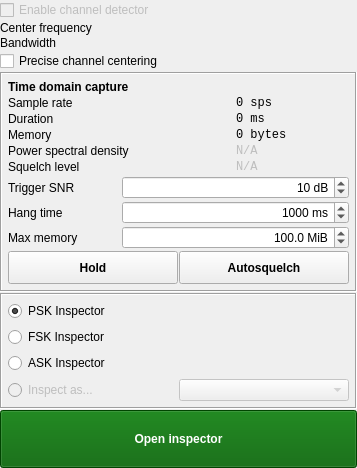
Above: ui/InspectorPanel.ui from BatchDrake/SigDigger before the change. Below: the same form after it.
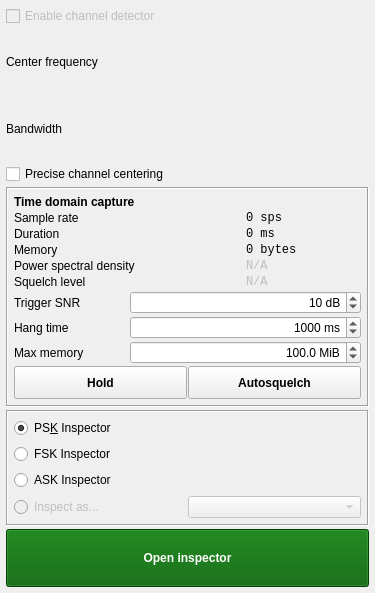
That is the form after the change. Custom widgets are drawn as their Qt base class.

What changed in the file:
```diff
--- a/ui/InspectorPanel.ui
+++ b/ui/InspectorPanel.ui
@@ -6,8 +6,8 @@
    <rect>
     <x>0</x>
     <y>0</y>
-    <width>357</width>
-    <height>468</height>
+    <width>375</width>
+    <height>593</height>
    </rect>
   </property>
   <property name="windowTitle">
@@ -15,63 +15,37 @@
   </property>
   <layout class="QGridLayout" name="gridLayout">
    <property name="leftMargin">
-    <number>0</number>
+    <number>6</number>
    </property>
    <property name="topMargin">
-    <number>0</number>
+    <number>6</number>
    </property>
    <property name="rightMargin">
-    <number>0</number>
+    <number>6</number>
    </property>
    <property name="bottomMargin">
-    <number>0</number>
+    <number>6</number>
    </property>
    <property name="spacing">
-    <number>1</number>
+    <number>3</number>
    </property>
-   <item row="0" column="0">
-    <widget class="QScrollArea" name="scrollArea">
-     <property name="frameShape">
-      <enum>QFrame::NoFrame</enum>
+   <item row="3" column="0" colspan="2">
+    <widget class="QCheckBox" name="preciseCheck">
+     <property name="text">
+      <string>Precise channel centering</string>
      </property>
-     <property name="horizontalScrollBarPolicy">
-      <enum>Qt::ScrollBarAlwaysOff</enum>
-     </property>
-     <property name="widgetResizable">
-      <bool>true</bool>
-     </property>
-     <widget class="QWidget" name="scrollAreaWidgetContents">
-      <property name="geometry">
-       <rect>
-        <x>0</x>
-        <y>0</y>
-        <width>343</width>
-        <height>504</height>
-       </rect>
-      </property>
-      <layout class="QGridLayout" name="gridLayout_4">
-       <property name="leftMargin">
-        <number>0</number>
-       </property>
-       <property name="topMargin">
-        <number>0</number>
-       </property>
-       <property name="rightMargin">
-        <number>0</number>
-       </property>
-       <property name="bottomMargin">
-        <number>0</number>
-       </property>
-       <property name="spacing">
-        <number>1</number>
-       </property>
-       <item row="1" column="0">
-        <widget class="QLabel" name="label_21">
+    </widget>
+   </item>
+   <item row="2" column="0">
+    <widget class="QLabel" name="label_18">
          <property name="text">
-          <string>Center frequency</string>
+      <string>Bandwidth</string>
          </property>
         </widget>
        </item>
+   <item row="2" column="1">
+    <widget class="FrequencySpinBox" name="bandwidthSpin"/>
+   </item>
        <item row="6" column="0" colspan="2">
         <widget class="QPushButton" name="openInspectorButton">
          <property name="styleSheet">
@@ -85,16 +59,6 @@
          </property>
         </widget>
        </item>
-       <item row="2" column="1">
-        <widget class="FrequencySpinBox" name="bandwidthSpin"/>
-       </item>
-       <item row="2" column="0">
-        <widget class="QLabel" name="label_18">
-         <property name="text">
-          <string>Bandwidth</string>
-         </property>
-        </widget>
-       </item>
        <item row="5" column="0" colspan="2">
         <widget class="QFrame" name="frame_2">
          <property name="frameShape">
@@ -125,7 +89,7 @@
           <item row="0" column="0" colspan="2">
            <widget class="QRadioButton" name="pskRadio">
             <property name="text">
-             <string>PSK Inspector</string>
+         <string>PS&amp;K Inspector</string>
             </property>
             <property name="checked">
              <bool>true</bool>
@@ -166,25 +130,8 @@
          </layout>
         </widget>
        </item>
-       <item row="3" column="0" colspan="2">
-        <widget class="QCheckBox" name="preciseCheck">
-         <property name="text">
-          <string>Precise channel centering</string>
-         </property>
-        </widget>
-       </item>
-       <item row="7" column="1">
-        <spacer name="verticalSpacer_3">
-         <property name="orientation">
-          <enum>Qt::Vertical</enum>
-         </property>
-         <property name="sizeHint" stdset="0">
-          <size>
-           <width>20</width>
-           <height>32</height>
-          </size>
-         </property>
-        </spacer>
+   <item row="1" column="1">
+    <widget class="FrequencySpinBox" name="frequencySpinBox"/>
        </item>
        <item row="0" column="0" colspan="2">
         <widget class="QCheckBox" name="checkBox_5">
@@ -196,6 +143,13 @@
          </property>
         </widget>
        </item>
+   <item row="1" column="0">
+    <widget class="QLabel" name="label_21">
+     <property name="text">
+      <string>Center frequency</string>
+     </property>
+    </widget>
+   </item>
        <item row="4" column="0" colspan="2">
         <widget class="QFrame" name="frame">
          <property name="frameShape">
@@ -487,13 +441,6 @@
            </widget>
           </item>
          </layout>
-        </widget>
-       </item>
-       <item row="1" column="1">
-        <widget class="FrequencySpinBox" name="frequencySpinBox"/>
-       </item>
-      </layout>
-     </widget>
     </widget>
    </item>
   </layout>
```
Lines whose indentation alone changed are shown as unchanged.
